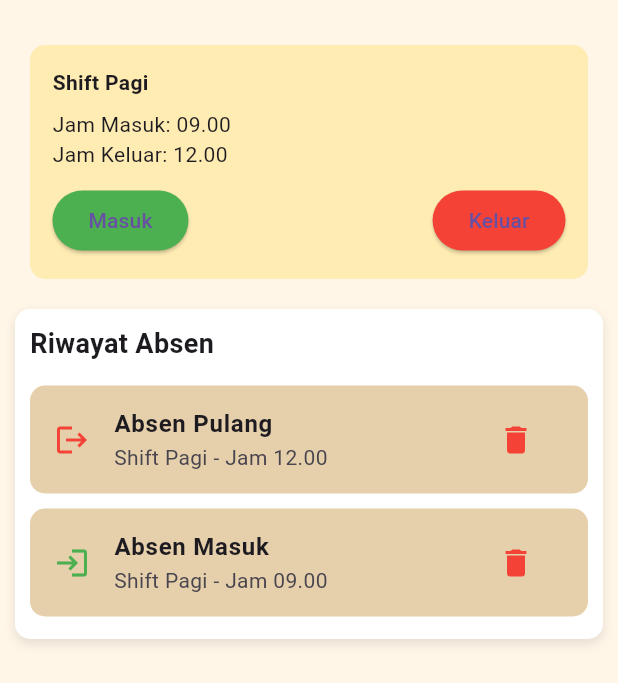
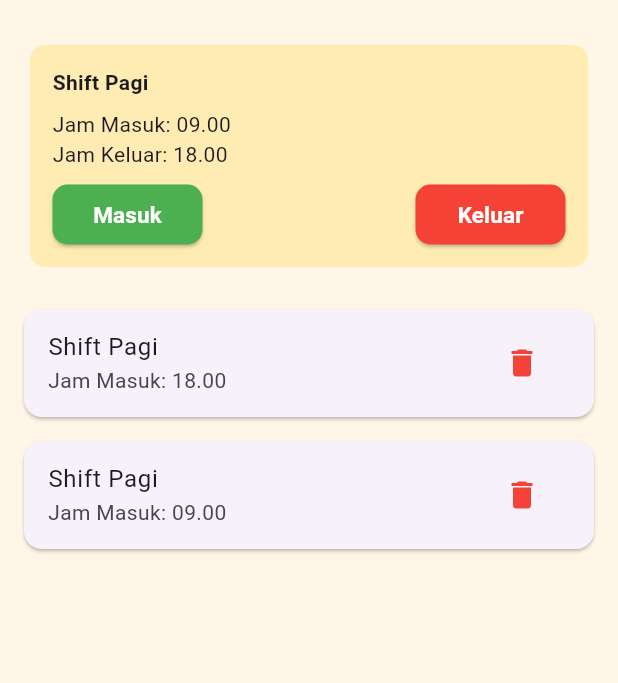
Before and after one commit to Dafxynt/projectfirebase, a Flutter app: the AbsenScreen screen opened by its route, after a tap on "Masuk", after a tap on "Keluar", on a phone screen of 412 x 824 dp. Shown: the top 683 px of the screen. Run offline on Flutter 3.47's test engine with Material 3 defaults, Android fonts, the phone set to English and light mode, and no system bars; our stand-ins replace cloud_firestore, firebase_auth, firebase_core, firebase_messaging, flutter_local_notifications, get and 2 more; accounts and stored records are empty.

Commit message:
Feat:[PAR_DA] "Menambahkan reusable, listview, dan memperbaiki bug"

```diff
--- a/lib/controllers/absen_controller.dart
+++ b/lib/controllers/absen_controller.dart
@@ -1,50 +1,53 @@
+import 'package:get/get.dart';
 import 'package:cloud_firestore/cloud_firestore.dart';
-import 'package:flutter/material.dart';
 
-class AbsenController {
+class AbsenController extends GetxController {
+  var absensiHistory = <Map<String, dynamic>>[].obs;
+
   final FirebaseFirestore _firestore = FirebaseFirestore.instance;
 
-  Future<void> addAbsen({
-    required String type, // "Masuk" atau "Pulang"
-    required String shiftName,
-    required String jamMasuk,
-  }) async {
-    try {
-      await _firestore.collection('absensi').add({
-        'type': type,
-        'shift_name': shiftName,
-        'jam_masuk': jamMasuk,
-        'time': DateTime.now().toIso8601String(),
-      });
-
-      debugPrint("✅ Absen $type berhasil ditambahkan ke Firestore.");
-    } catch (e) {
-      debugPrint("❌ Error saat menambahkan absen: $e");
-    }
+  @override
+  void onInit() {
+    super.onInit();
+    fetchAbsensiHistory();
   }
 
-  Stream<List<Map<String, dynamic>>> getAbsensiHistory() {
-    return _firestore.collection('absensi').orderBy('time', descending: true).snapshots().map((snapshot) {
-      final data = snapshot.docs.map((doc) {
-        return {
-          'id': doc.id,
-          'type': doc['type'],
-          'shift_name': doc['shift_name'],
-          'jam_masuk': doc['jam_masuk'],
-        };
-      }).toList();
+  // Ambil data absensi dari Firestore
+  void fetchAbsensiHistory() async {
+    var snapshot = await _firestore.collection('absensi').orderBy('timestamp', descending: true).get();
+    absensiHistory.assignAll(snapshot.docs.map((doc) {
+      var data = doc.data();
+      return {
+        'id': doc.id,
+        'type': data['type'],
+        'shiftName': data['shiftName'],
+        'jamMasuk': data['jamMasuk'],
+      };
+    }).toList());
+  }
 
-      debugPrint("📢 Data Riwayat: $data"); // Log hasil query
-      return data;
+  // Tambahkan data absensi ke Firestore
+  void addAbsen({required String type, required String shiftName, required String jamMasuk}) async {
+    var timestamp = FieldValue.serverTimestamp();
+
+    var docRef = await _firestore.collection('absensi').add({
+      'type': type,
+      'shiftName': shiftName,
+      'jamMasuk': jamMasuk,
+      'timestamp': timestamp,
+    });
+
+    absensiHistory.insert(0, {
+      'id': docRef.id,
+      'type': type,
+      'shiftName': shiftName,
+      'jamMasuk': jamMasuk,
     });
   }
 
-  Future<void> deleteAbsen(String docId) async {
-    try {
-      await _firestore.collection('absensi').doc(docId).delete();
-      debugPrint("🗑 Data absen berhasil dihapus.");
-    } catch (e) {
-      debugPrint("❌ Error saat menghapus data absen: $e");
-    }
+  // Hapus absensi dari Firestore
+  void deleteAbsen(String id) async {
+    await _firestore.collection('absensi').doc(id).delete();
+    absensiHistory.removeWhere((item) => item['id'] == id);
   }
 }
--- a/lib/main.dart
+++ b/lib/main.dart
@@ -1,4 +1,5 @@
 import 'package:flutter/material.dart';
+import 'package:flutter_google_signin/controllers/absen_controller.dart';
 import 'package:get/get.dart';
 import 'package:firebase_core/firebase_core.dart';
 import 'package:permission_handler/permission_handler.dart'; // Import permission_handler
@@ -23,10 +24,13 @@ void main() async {
   WidgetsFlutterBinding.ensureInitialized(); // Inisialisasi untuk Sqflite
   Get.put(LogoutController());
   Get.put(LoginController());
+  Get.put(AbsenController());
   runApp(MyApp());
 }
 
 class MyApp extends StatelessWidget {
+  const MyApp({super.key});
+
   @override
   Widget build(BuildContext context) {
     return GetMaterialApp(
--- a/lib/screens/absen_screen.dart
+++ b/lib/screens/absen_screen.dart
@@ -1,4 +1,5 @@
 import 'package:flutter/material.dart';
+import 'package:get/get.dart';
 import '../controllers/absen_controller.dart';
 import '../widgets/shift_selection_widget.dart';
 import '../widgets/history_widget.dart';
@@ -8,19 +9,18 @@ class AbsenScreen extends StatelessWidget {
 
   @override
   Widget build(BuildContext context) {
-    final absenController = AbsenController(); // Inisialisasi controller
+    final AbsenController absenController = Get.find();
 
     return Scaffold(
       backgroundColor: const Color(0xFFFFF6E8),
       body: SafeArea(
-        child: SingleChildScrollView(
         child: Column(
           children: [
             const SizedBox(height: 30),
             ShiftSelectionWidget(
               shiftName: 'Shift Pagi',
               jamMasuk: '09.00',
-                jamKeluar: '12.00',
+              jamKeluar: '18.00',
               onMasukPressed: () {
                 absenController.addAbsen(
                   type: 'Masuk',
@@ -32,30 +32,24 @@ class AbsenScreen extends StatelessWidget {
                 absenController.addAbsen(
                   type: 'Pulang',
                   shiftName: 'Shift Pagi',
-                    jamMasuk: '12.00',
+                  jamMasuk: '18.00',
                 );
               },
             ),
             const SizedBox(height: 20),
-              Container(
-                padding: const EdgeInsets.all(10),
-                margin: const EdgeInsets.symmetric(horizontal: 10),
-                decoration: BoxDecoration(
-                  color: Colors.white,
-                  borderRadius: BorderRadius.circular(10),
-                  boxShadow: [
-                    BoxShadow(
-                      color: Colors.black.withOpacity(0.1),
-                      blurRadius: 5,
-                      offset: const Offset(0, 3),
+            Expanded(
+              child: Obx(() {
+                // Pastikan bahwa `absensiHistory` adalah variabel yang dapat diobservasi
+                if (absenController.absensiHistory.isEmpty) {
+                  return const Center(child: Text('No history available'));
+                }
+                return HistoryWidget(
+                  historyData: absenController.absensiHistory,
+                  onDelete: (id) => absenController.deleteAbsen(id),
+                );
+              }),
             ),
           ],
-                ),
-                child: const HistoryWidget(),
-              ),
-              const SizedBox(height: 20),
-            ],
-          ),
         ),
       ),
     );
--- a/lib/screens/home_screen.dart
+++ b/lib/screens/home_screen.dart
@@ -3,6 +3,8 @@ import 'package:flutter_google_signin/widgets/home_widget.dart';
 import 'package:flutter_google_signin/screens/profile_screen.dart'; // Tambah Profile Page
 
 class HomeScreen extends StatefulWidget {
+  const HomeScreen({super.key});
+
   @override
   _HomeScreenState createState() => _HomeScreenState();
 }
@@ -43,6 +45,8 @@ class _HomeScreenState extends State<HomeScreen> {
 
 // Halaman utama dengan HomeWidget
 class HomePage extends StatelessWidget {
+  const HomePage({super.key});
+
   @override
   Widget build(BuildContext context) {
     return SafeArea(
--- a/lib/screens/login_screen.dart
+++ b/lib/screens/login_screen.dart
@@ -2,7 +2,6 @@ import 'package:flutter/material.dart';
 import 'package:get/get.dart';
 import '../controllers/login_controller.dart';
 import '../auth/google_sign_in.dart';
-import 'package:firebase_auth/firebase_auth.dart';
 import '../service/notifservice.dart'; // Add import for NotificationService
 import '../widgets/custom_text_field.dart';
 import '../widgets/custom_button.dart';
@@ -12,6 +11,8 @@ class LoginScreen extends StatelessWidget {
   final GoogleSignInService _googleSignInService = GoogleSignInService();
   final TextEditingController _emailController = TextEditingController();
   final TextEditingController _passwordController = TextEditingController();
+
+  LoginScreen({super.key});
 
   void _onLoginSuccess() {
     NotificationService.showNotificationFromStrings(
--- a/lib/screens/profile_screen.dart
+++ b/lib/screens/profile_screen.dart
@@ -6,6 +6,8 @@ import '../widgets/custom_button.dart';
 import 'login_screen.dart';
 
 class ProfileScreen extends StatelessWidget {
+  const ProfileScreen({super.key});
+
   @override
   Widget build(BuildContext context) {
     final LogoutController logoutController = Get.find<LogoutController>();
--- a/lib/screens/signup_screen.dart
+++ b/lib/screens/signup_screen.dart
@@ -9,6 +9,8 @@ class SignupScreen extends StatelessWidget {
   final SignupController _signupController = Get.find<SignupController>();
   final TextEditingController _emailController = TextEditingController();
   final TextEditingController _passwordController = TextEditingController();
+
+  SignupScreen({super.key});
 
   void _onSignupSuccess() {
     // Memanggil NotificationService dan melewatkan title dan body sebagai string
--- a/lib/screens/welcome_screen.dart
+++ b/lib/screens/welcome_screen.dart
@@ -4,6 +4,8 @@ import 'package:flutter/material.dart';
 import 'package:get/get.dart';
 
 class WelcomeScreen extends StatelessWidget {
+  const WelcomeScreen({super.key});
+
   @override
   Widget build(BuildContext context) {
     return Scaffold(
--- a/lib/widgets/clock_widget.dart
+++ b/lib/widgets/clock_widget.dart
@@ -1,6 +1,8 @@
 import 'package:flutter/material.dart';
 
 class ClockWidget extends StatelessWidget {
+  const ClockWidget({super.key});
+
   @override
   Widget build(BuildContext context) {
     return Column(
--- a/lib/widgets/custom_button.dart
+++ b/lib/widgets/custom_button.dart
@@ -11,7 +11,7 @@ class CustomButton extends StatelessWidget {
   final bool isOutlined;
 
   const CustomButton({
-    Key? key,
+    super.key,
     required this.text,
     required this.onPressed,
     this.isLoading = false,
@@ -20,7 +20,7 @@ class CustomButton extends StatelessWidget {
     this.width = double.infinity,
     this.height = 40,
     this.isOutlined = false,
-  }) : super(key: key);
+  });
 
   @override
   Widget build(BuildContext context) {
--- a/lib/widgets/custom_text_field.dart
+++ b/lib/widgets/custom_text_field.dart
@@ -8,13 +8,13 @@ class CustomTextField extends StatelessWidget {
   final TextInputType keyboardType;
 
   const CustomTextField({
-    Key? key,
+    super.key,
     required this.controller,
     required this.labelText,
     required this.prefixIcon,
     this.isPassword = false,
     this.keyboardType = TextInputType.text,
-  }) : super(key: key);
+  });
 
   @override
   Widget build(BuildContext context) {
--- a/lib/widgets/header_widget.dart
+++ /dev/null
@@ -1,28 +0,0 @@
-import 'package:flutter/material.dart';
-
-class HeaderWidget extends StatelessWidget {
-  final String title;
-
-  const HeaderWidget({Key? key, required this.title}) : super(key: key);
-
-  @override
-  Widget build(BuildContext context) {
-    return Container(
-      padding: const EdgeInsets.all(16),
-      color: Colors.white,
-      child: Row(
-        mainAxisAlignment: MainAxisAlignment.spaceBetween,
-        children: [
-          Text(
-            title,
-            style: const TextStyle(
-              fontSize: 24,
-              fontWeight: FontWeight.bold,
-            ),
-          ),
-          const Icon(Icons.account_circle, size: 32),
-        ],
-      ),
-    );
-  }
-}
--- a/lib/widgets/history_widget.dart
+++ b/lib/widgets/history_widget.dart
@@ -1,69 +1,22 @@
 import 'package:flutter/material.dart';
-import '../controllers/absen_controller.dart';
+import 'reuse_card.dart';
 
 class HistoryWidget extends StatelessWidget {
-  const HistoryWidget({Key? key}) : super(key: key);
+  final List<Map<String, dynamic>> historyData;
+  final Function(String) onDelete;
+
+  const HistoryWidget({Key? key, required this.historyData, required this.onDelete}) : super(key: key);
 
   @override
   Widget build(BuildContext context) {
-    final absenController = AbsenController();
-
-    return StreamBuilder<List<Map<String, dynamic>>>(  // Mendengarkan perubahan data
-      stream: absenController.getAbsensiHistory(),
-      builder: (context, snapshot) {
-        if (snapshot.connectionState == ConnectionState.waiting) {
-          return const Center(child: CircularProgressIndicator());
-        }
-        if (!snapshot.hasData || snapshot.data!.isEmpty) {
-          return const Center(child: Text("Tidak ada riwayat absen."));
-        }
-
-        // Log data yang diterima oleh stream
-        debugPrint("📡 Data riwayat: ${snapshot.data}");
-
-        final historyData = snapshot.data!;
-        return Column(
-          crossAxisAlignment: CrossAxisAlignment.start,
-          children: [
-            const Text(
-              "Riwayat Absen",
-              style: TextStyle(
-                fontSize: 18,
-                fontWeight: FontWeight.bold,
-              ),
-            ),
-            const SizedBox(height: 10),
-            Column(
-              children: historyData.map((item) {
-                return Padding(
-                  padding: const EdgeInsets.symmetric(vertical: 5),
-                  child: Container(
-                    decoration: BoxDecoration(
-                      color: const Color(0xFFE6D0AB),
-                      borderRadius: BorderRadius.circular(10),
-                    ),
-                    child: ListTile(
-                      leading: Icon(
-                        item['type'] == 'Masuk' ? Icons.login : Icons.logout,
-                        color: item['type'] == 'Masuk' ? Colors.green : Colors.red,
-                      ),
-                      title: Text(
-                        "Absen ${item['type']}",
-                        style: const TextStyle(fontWeight: FontWeight.bold),
-                      ),
-                      subtitle: Text("${item['shift_name']} - Jam ${item['jam_masuk']}"),
-                      trailing: IconButton(
-                        icon: const Icon(Icons.delete, color: Colors.red),
-                        onPressed: () {
-                          absenController.deleteAbsen(item['id']);
-                        },
-                      ),
-                    ),
-                  ),
-                );
-              }).toList(),
-            ),
-          ],
+    return ListView.builder(
+      itemCount: historyData.length,
+      itemBuilder: (context, index) {
+        final absen = historyData[index];
+        return AbsenCard(
+          shiftName: absen['shiftName'] ?? 'Unknown Shift',
+          jamMasuk: absen['jamMasuk'] ?? 'Unknown Time',
+          onDelete: () => onDelete(absen['id']),
         );
       },
     );
--- a/lib/widgets/home_widget.dart
+++ b/lib/widgets/home_widget.dart
@@ -2,7 +2,7 @@ import 'package:flutter/material.dart';
 import 'package:flutter_google_signin/screens/absen_screen.dart'; // Import halaman absen_screen.dart
 
 class HomeWidget extends StatelessWidget {
-  const HomeWidget({Key? key}) : super(key: key);
+  const HomeWidget({super.key});
 
   @override
   Widget build(BuildContext context) {
--- /dev/null
+++ b/lib/widgets/reuse_card.dart
@@ -0,0 +1,29 @@
+import 'package:flutter/material.dart';
+
+class AbsenCard extends StatelessWidget {
+  final String shiftName;
+  final String jamMasuk;
+  final VoidCallback onDelete;
+
+  const AbsenCard({
+    Key? key,
+    required this.shiftName,
+    required this.jamMasuk,
+    required this.onDelete,
+  }) : super(key: key);
+
+  @override
+  Widget build(BuildContext context) {
+    return Card(
+      margin: const EdgeInsets.symmetric(horizontal: 16, vertical: 8),
+      child: ListTile(
+        title: Text(shiftName),
+        subtitle: Text('Jam Masuk: $jamMasuk'),
+        trailing: IconButton(
+          icon: const Icon(Icons.delete, color: Colors.red),
+          onPressed: onDelete,
+        ),
+      ),
+    );
+  }
+}
--- a/lib/widgets/shift_selection_widget.dart
+++ b/lib/widgets/shift_selection_widget.dart
@@ -1,4 +1,5 @@
 import 'package:flutter/material.dart';
+import 'custom_button.dart';
 
 class ShiftSelectionWidget extends StatelessWidget {
   final String shiftName;
@@ -8,13 +9,13 @@ class ShiftSelectionWidget extends StatelessWidget {
   final VoidCallback onKeluarPressed;
 
   const ShiftSelectionWidget({
-    Key? key,
+    super.key,
     required this.shiftName,
     required this.jamMasuk,
     required this.jamKeluar,
     required this.onMasukPressed,
     required this.onKeluarPressed,
-  }) : super(key: key);
+  });
 
   @override
   Widget build(BuildContext context) {
@@ -36,15 +37,19 @@ class ShiftSelectionWidget extends StatelessWidget {
           Row(
             mainAxisAlignment: MainAxisAlignment.spaceBetween,
             children: [
-              ElevatedButton(
+              CustomButton(
+                text: "Masuk",
                 onPressed: onMasukPressed,
-                style: ElevatedButton.styleFrom(backgroundColor: Colors.green),
-                child: const Text("Masuk"),
+                backgroundColor: Colors.green,
+                width: 100,
+                height: 40,
               ),
-              ElevatedButton(
+              CustomButton(
+                text: "Keluar",
                 onPressed: onKeluarPressed,
-                style: ElevatedButton.styleFrom(backgroundColor: Colors.red),
-                child: const Text("Keluar"),
+                backgroundColor: Colors.red,
+                width: 100,
+                height: 40,
               ),
             ],
           ),
```
Also changed, not shown: pubspec.yaml (+0 -32 lines), pubspec.lock, 1 other file. Lines whose indentation alone changed are shown as unchanged.
